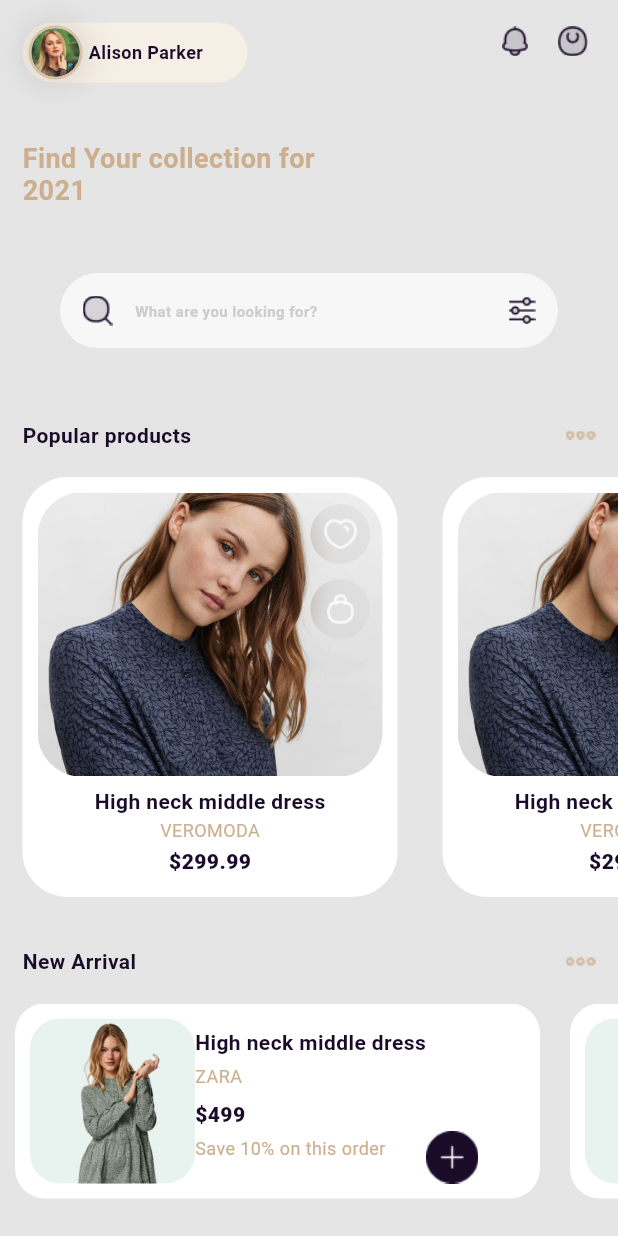
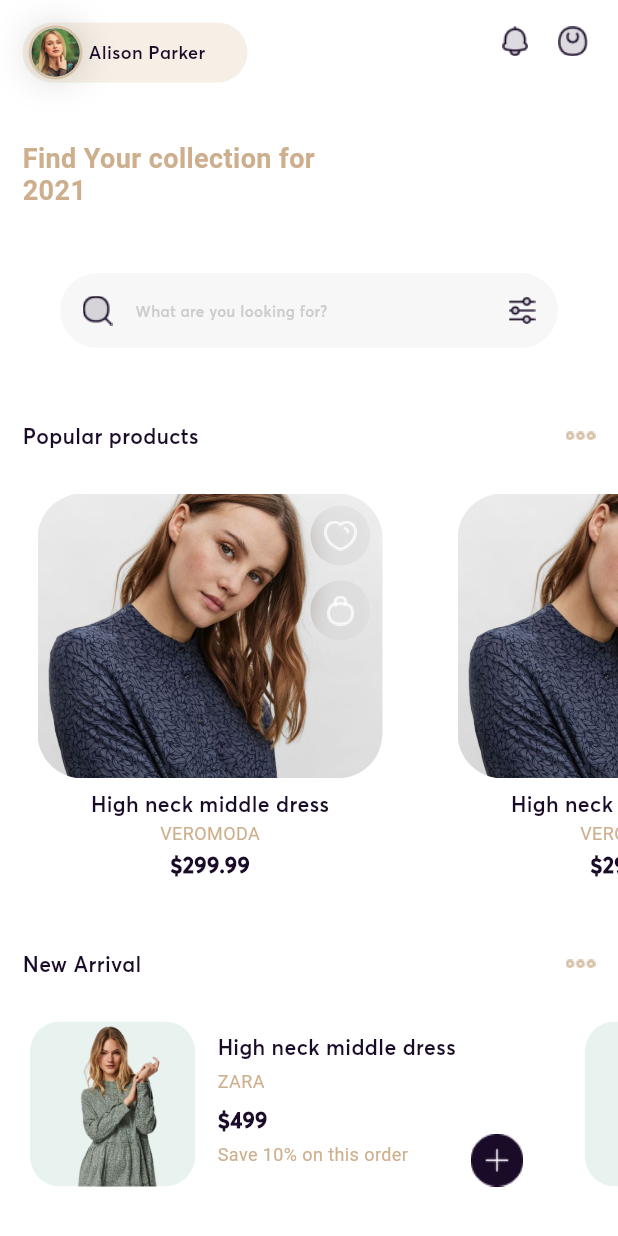
Before and after one commit to Mindinventory/FlutterMultiPlatformSample, a Flutter app: the screen it shows after launch, on a phone screen of 412 x 824 dp. Run offline on Flutter 3.47's test engine with Material 2 defaults, Android fonts, the light colour scheme and no system bars.

Commit message:
[feature] custom fonts added

```diff
--- a/lib/home_screen.dart
+++ b/lib/home_screen.dart
@@ -1,7 +1,6 @@
 import 'package:flutter/cupertino.dart';
 import 'package:flutter/material.dart';
 import 'package:flutter_multiplatform_sample/product_screen.dart';
-import 'package:flutter_multiplatform_sample/widget/frosted_like_button.dart';
 import 'package:flutter_multiplatform_sample/widget/frosted_like_button.dart';
 import 'package:flutter_multiplatform_sample/widget/frosted_lock_button.dart';
 
@@ -245,7 +244,9 @@ class _HomeScreenState extends State<HomeScreen> {
         crossAxisAlignment: CrossAxisAlignment.end,
         children: [
           _productImage(),
+          SizedBox(width: 15),
           _newArrivalProductInfo(),
+          SizedBox(width: 10),
           Image.asset(
             icFab,
             width: 35,
@@ -299,11 +300,7 @@ class _HomeScreenState extends State<HomeScreen> {
           child: Padding(
             padding: const EdgeInsets.only(top: 8.0, right: 8.0),
             child: Column(
-              children: [
-                FrostedLikeButton(),
-                SizedBox(height: 10),
-                FrostedLockButton()
-              ],
+              children: [FrostedLikeButton(), SizedBox(height: 10), FrostedLockButton()],
             ),
           ),
         )
--- a/lib/utils/color_utils.dart
+++ b/lib/utils/color_utils.dart
@@ -10,6 +10,6 @@ const Color productImageBackColor = Color(0xFFE8F3F0);
 const Color white = Color(0xFFFFFFFF);
 const Color productDetailImageBackColor = Color(0xFF5F6A6B);
 const Color searchBarBackColor = Color(0xFFF7F7F7);
-const Color homeScreenBackground= Color(0xFFE5E5E5);
+const Color homeScreenBackground= Color(0xFFFFFFFF);
 const Color categorySectionBackground= Color(0xFFF6F1E9);
 const Color frostedBackColor= Color(0xFFD6D6D6);
--- a/lib/widget/hint_text.dart
+++ b/lib/widget/hint_text.dart
@@ -6,8 +6,9 @@ import '../utils/dimens.dart';
 class HintText extends StatelessWidget {
   final String label;
   final int maxLine;
-final double fontSize;
-  HintText({this.label, this.maxLine = 1, this.fontSize=fontXSmall});
+  final double fontSize;
+
+  HintText({this.label, this.maxLine = 1, this.fontSize = fontXSmall});
 
   @override
   Widget build(BuildContext context) {
@@ -16,13 +17,7 @@ final double fontSize;
         label,
         maxLines: maxLine,
         overflow: TextOverflow.ellipsis,
-        style: TextStyle(
-          color: hintTextColor,
-          fontSize: fontSize,
-          fontWeight: fontWeightSemiBold,
-          letterSpacing: 0.28,
-          height: 1.5
-        ),
+        style: TextStyle(color: hintTextColor, fontFamily: 'AvertaSemibold', fontSize: fontSize, fontWeight: fontWeightSemiBold, letterSpacing: 0.28, height: 1.5),
       ),
     );
   }
--- a/lib/widget/subtitle_text.dart
+++ b/lib/widget/subtitle_text.dart
@@ -17,6 +17,7 @@ class SubTitleText extends StatelessWidget {
         maxLines: maxLine,
         overflow: TextOverflow.ellipsis,
         style: TextStyle(
+          fontFamily: 'AvertaSemibold',
           color: subtitleTextColor,
           fontSize: fontSmall,
           fontWeight: fontWeightSemiBold,
--- a/lib/widget/title_text.dart
+++ b/lib/widget/title_text.dart
@@ -6,10 +6,11 @@ import '../utils/dimens.dart';
 class TitleText extends StatelessWidget {
   final String label;
   final int maxLine;
-final FontWeight fontWeight;
-final double fontSize;
-final Color fontColor;
-  TitleText({this.label, this.maxLine = 1, this.fontWeight=fontWeightSemiBold, this.fontSize=fontMedium, this.fontColor=subtitleTextColor});
+  final FontWeight fontWeight;
+  final double fontSize;
+  final Color fontColor;
+
+  TitleText({this.label, this.maxLine = 1, this.fontWeight = fontWeightSemiBold, this.fontSize = fontMedium, this.fontColor = subtitleTextColor});
 
   @override
   Widget build(BuildContext context) {
@@ -19,6 +20,7 @@ final Color fontColor;
         maxLines: maxLine,
         overflow: TextOverflow.ellipsis,
         style: TextStyle(
+          fontFamily: 'AvertaSemibold',
           color: fontColor,
           fontSize: fontSize,
           fontWeight: fontWeight,
```
Also changed, not shown: pubspec.yaml (+5 -11 lines), assets/fonts/Averta-W01-Semibold.ttf (renamed from assets/fonts/Averta W01 Semibold.ttf).
